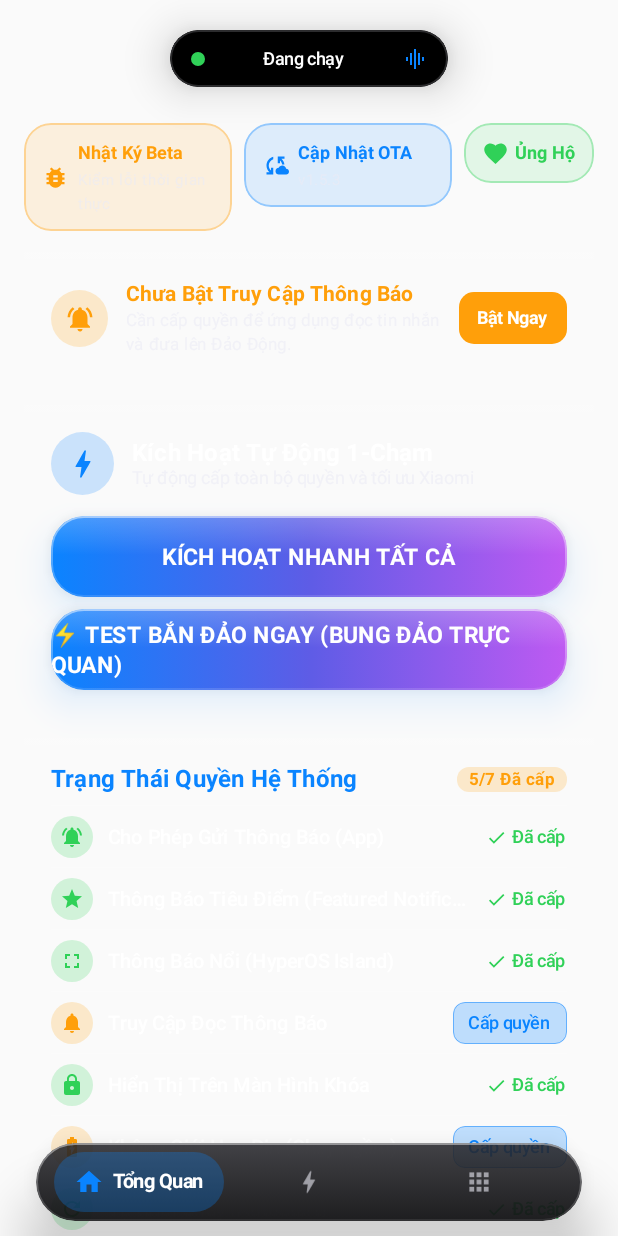
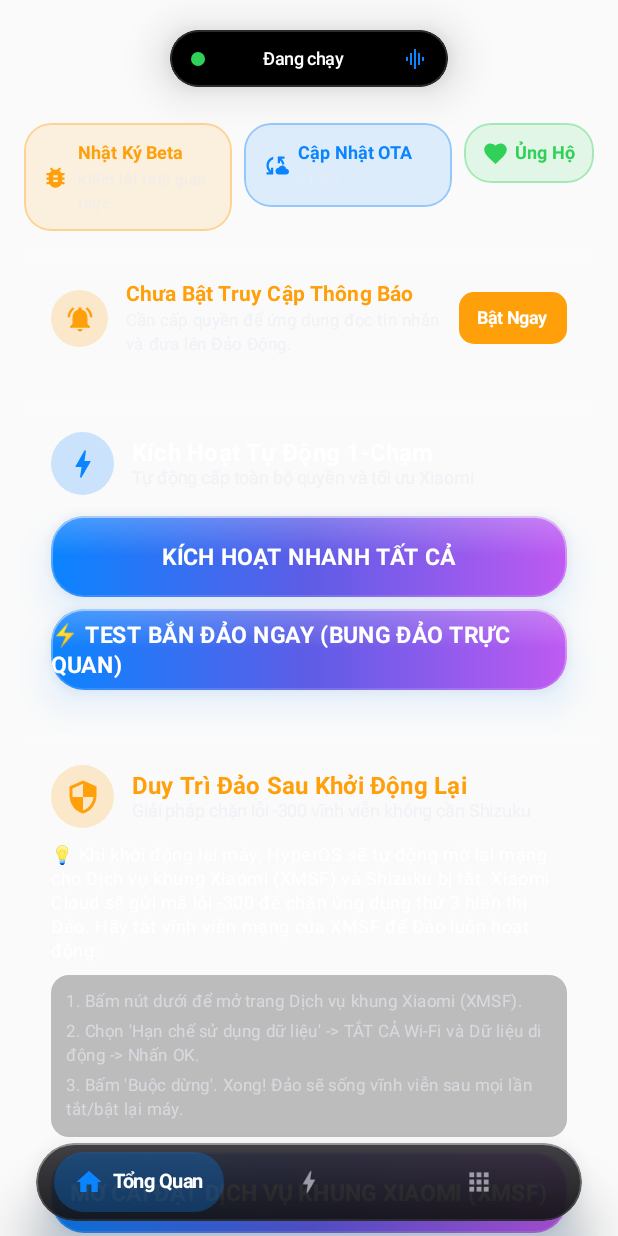
Before and after one commit to tranlocbtr99/DynamicHyper, an Android app built with Jetpack Compose: the screen it shows after launch (MainActivity), after a tap on "Cập Nhật OTA", on a phone screen of 412 x 824 dp. Run offline under Robolectric (Android 15) with nearby library versions, the phone set to English and light mode, and no system bars; libraries missing offline, so code that uses them is left out: dev.chrisbanes.haze, rikka.shizuku; 3 statements that could not run were skipped; 3 other taps on this screen came first.

Commit message:
fix(v2.0.7): add reboot survival guide with direct XMSF setting shortcut, protect protocol 3 on HyperOS 2

```diff
--- a/app/build.gradle.kts
+++ b/app/build.gradle.kts
@@ -12,8 +12,8 @@ android {
         applicationId = "com.ltm.dynamichyper"
         minSdk = 33
         targetSdk = 37
-        versionCode = 43
-        versionName = "2.0.6-beta"
+        versionCode = 44
+        versionName = "2.0.7-beta"
 
         testInstrumentationRunner = "androidx.test.runner.AndroidJUnitRunner"
     }
--- a/app/src/main/java/com/ltm/dynamichyper/ui/screens/DashboardScreen.kt
+++ b/app/src/main/java/com/ltm/dynamichyper/ui/screens/DashboardScreen.kt
@@ -2,10 +2,13 @@ package com.ltm.dynamichyper.ui.screens
 
 import android.Manifest
 import android.content.Context
+import android.content.Intent
 import android.content.pm.ApplicationInfo
 import android.content.pm.PackageManager
 import android.graphics.Bitmap
+import android.net.Uri
 import android.os.Build
+import android.provider.Settings
 import android.widget.Toast
 import androidx.activity.compose.rememberLauncherForActivityResult
 import androidx.activity.result.contract.ActivityResultContracts
@@ -523,6 +526,87 @@ private fun OverviewTabScreen(
                     IdleIslandManager.showIdleIsland(context, idleIslandWidth, force = true)
                     FocusProtocolHelper.sendVisualTestIsland(context)
                     Toast.makeText(context, "Đang bung Đảo Động Test lên camera notch (4s)...", Toast.LENGTH_SHORT).show()
+                }
+            )
+        }
+
+        // Card Hướng dẫn duy trì Đảo sau khi khởi động lại máy (Reboot Survival & XMSF Bypass)
+        LiquidGlassCard(hazeState = hazeState) {
+            Row(
+                modifier = Modifier.fillMaxWidth(),
+                verticalAlignment = Alignment.CenterVertically
+            ) {
+                Box(
+                    modifier = Modifier
+                        .size(42.dp)
+                        .clip(CircleShape)
+                        .background(AppleOrange.copy(alpha = 0.2f)),
+                    contentAlignment = Alignment.Center
+                ) {
+                    Icon(
+                        imageVector = Icons.Default.Security,
+                        contentDescription = null,
+                        tint = AppleOrange
+                    )
+                }
+                Spacer(modifier = Modifier.width(12.dp))
+                Column(modifier = Modifier.weight(1f)) {
+                    Text(
+                        text = "Duy Trì Đảo Sau Khởi Động Lại",
+                        style = Typography.titleMedium.copy(fontWeight = FontWeight.Bold, color = AppleOrange)
+                    )
+                    Text(
+                        text = "Giải pháp chặn lỗi -300 vĩnh viễn không cần Shizuku",
+                        style = Typography.bodyMedium.copy(fontSize = 12.sp, color = TextSecondary)
+                    )
+                }
+            }
+
+            Spacer(modifier = Modifier.height(10.dp))
+
+            Text(
+                text = "💡 Khi khởi động lại máy, HyperOS sẽ tự động mở lại mạng cho Dịch vụ khung Xiaomi (XMSF) và Shizuku bị tắt. Xiaomi Cloud sẽ gửi mã lỗi -300 để chặn ứng dụng thứ 3 hiển thị Đảo. Hãy tắt vĩnh viễn mạng của XMSF để Đảo luôn hoạt động:",
+                style = Typography.bodySmall.copy(fontSize = 12.sp, color = TextPrimary)
+            )
+
+            Spacer(modifier = Modifier.height(8.dp))
+
+            Column(
+                modifier = Modifier
+                    .fillMaxWidth()
+                    .clip(RoundedCornerShape(12.dp))
+                    .background(Color.Black.copy(alpha = 0.25f))
+                    .padding(10.dp),
+                verticalArrangement = Arrangement.spacedBy(4.dp)
+            ) {
+                Text(
+                    text = "1. Bấm nút dưới để mở trang Dịch vụ khung Xiaomi (XMSF).",
+                    style = Typography.bodySmall.copy(fontSize = 11.sp, color = TextSecondary)
+                )
+                Text(
+                    text = "2. Chọn 'Hạn chế sử dụng dữ liệu' -> TẮT CẢ Wi-Fi và Dữ liệu di động -> Nhấn OK.",
+                    style = Typography.bodySmall.copy(fontSize = 11.sp, color = TextSecondary)
+                )
+                Text(
+                    text = "3. Bấm 'Buộc dừng'. Xong! Đảo sẽ sống vĩnh viễn sau mọi lần tắt/bật lại máy.",
+                    style = Typography.bodySmall.copy(fontSize = 11.sp, color = TextSecondary)
+                )
+            }
+
+            Spacer(modifier = Modifier.height(10.dp))
+
+            LiquidActionButton(
+                text = "MỞ CÀI ĐẶT DỊCH VỤ KHUNG XIAOMI (XMSF)",
+                onClick = {
+                    try {
+                        val intent = Intent(Settings.ACTION_APPLICATION_DETAILS_SETTINGS).apply {
+                            data = Uri.parse("package:com.xiaomi.xmsf")
+                            addFlags(Intent.FLAG_ACTIVITY_NEW_TASK)
+                        }
+                        context.startActivity(intent)
+                    } catch (e: Exception) {
+                        Toast.makeText(context, "Không thể mở trang cài đặt XMSF: ${e.message}", Toast.LENGTH_SHORT).show()
+                    }
                 }
             )
         }
```
Also changed, not shown: app/src/main/java/com/ltm/dynamichyper/core/ShizukuEngine.kt (+12 -2 lines).
